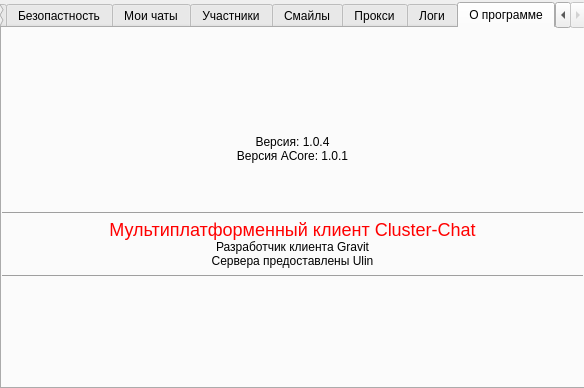
Before: the Qt Designer form kabinet.ui in gravimine/qtchat, drawn with Qt 5.
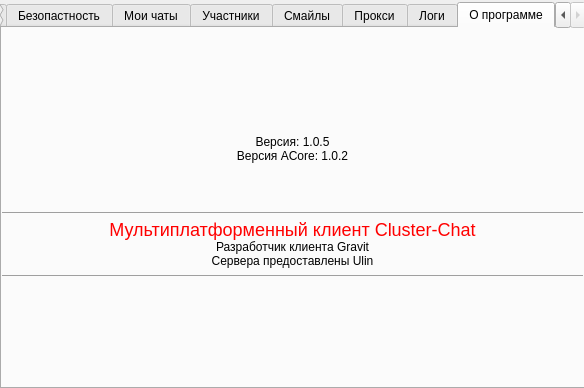
After: the same form once the commit is applied.

Commit message:
Версия 1.0.5 stable ACore 1.0.2 stable 1. (ВАЖНО)Поддержка BBCode в сообщениях. 2. ACore Исправлен баг с неработоспособностью replaceBBCode 3. Добавлена кнопка для быстрого доступа к BBCode color 4. Доступные BBCode: color [color],size [size], font [size,color],pre []
Замеченные баги:
Колличество ЛС умножается (плавающий баг)

Patch:
```diff
--- a/kabinet.ui
+++ b/kabinet.ui
@@ -1056,7 +1056,7 @@
       </rect>
      </property>
      <property name="text">
-      <string>&lt;center&gt;Версия: 1.0.4&lt;br&gt;Версия ACore: 1.0.1&lt;br&gt;&lt;br&gt;&lt;br&gt;&lt;hr&gt;&lt;font color=red size=5&gt;Мультиплатформенный клиент Cluster-Chat&lt;/font&gt;&lt;br&gt;Разработчик клиента Gravit&lt;br&gt;Сервера предоставлены Ulin&lt;/font&gt;&lt;hr&gt;</string>
+      <string>&lt;center&gt;Версия: 1.0.5&lt;br&gt;Версия ACore: 1.0.2&lt;br&gt;&lt;br&gt;&lt;br&gt;&lt;hr&gt;&lt;font color=red size=5&gt;Мультиплатформенный клиент Cluster-Chat&lt;/font&gt;&lt;br&gt;Разработчик клиента Gravit&lt;br&gt;Сервера предоставлены Ulin&lt;/font&gt;&lt;hr&gt;</string>
      </property>
     </widget>
    </widget>
```
The commit also changes 9 other files.
